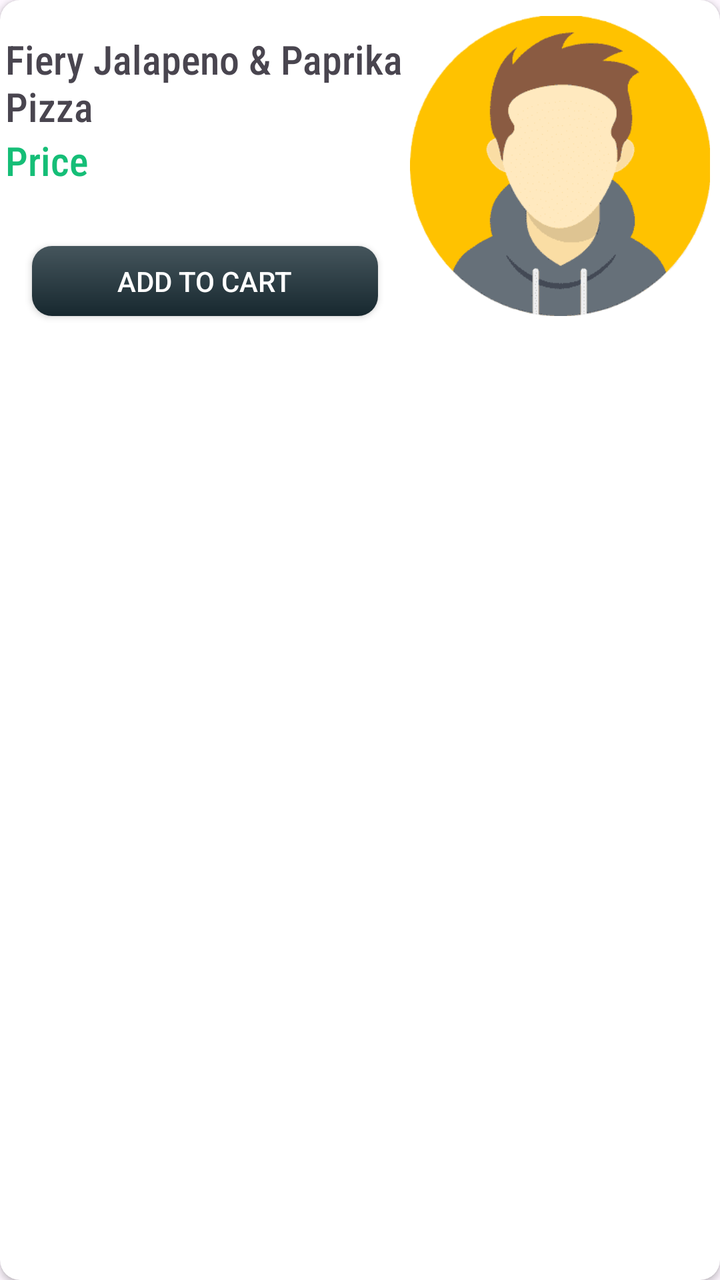
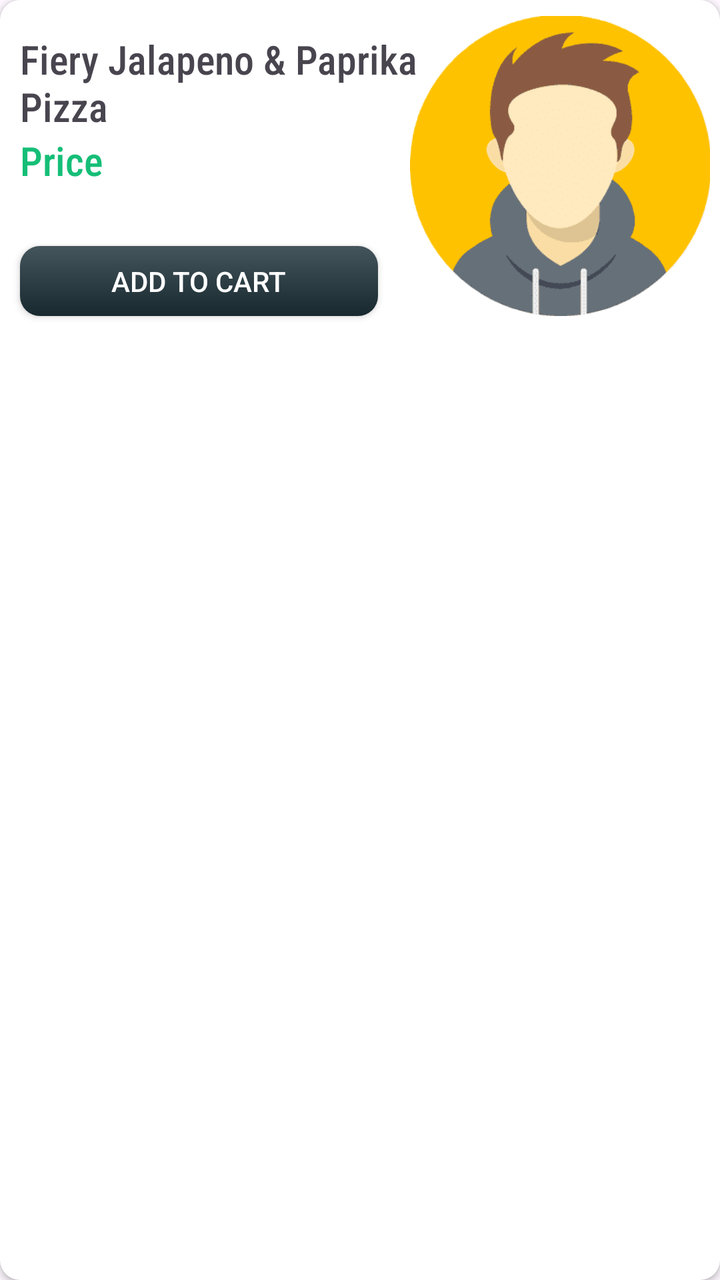

Screens rendered from an Android XML layout before and after an edit, with the pre-edit source and the edit as a unified diff.
<!-- AndroidManifest.xml: application theme Theme.TasteBuds -->
<!-- res/layout/menurvitem.xml -->
<?xml version="1.0" encoding="utf-8"?>
<androidx.cardview.widget.CardView xmlns:android="http://schemas.android.com/apk/res/android"
    xmlns:app="http://schemas.android.com/apk/res-auto"
    xmlns:tools="http://schemas.android.com/tools"
    android:layout_width="match_parent"
    android:layout_height="wrap_content"
    android:layout_marginHorizontal="15dp"
    android:layout_marginBottom="15dp"
    android:elevation="15dp"
    app:cardCornerRadius="10dp">

    <androidx.constraintlayout.widget.ConstraintLayout
        android:layout_width="match_parent"
        android:layout_height="wrap_content">


        <ImageView
            android:id="@+id/menuFoodImage"
            android:layout_width="150dp"
            android:layout_height="150dp"
            android:layout_marginTop="8dp"
            android:layout_marginEnd="5dp"
            android:layout_marginBottom="8dp"
            android:scaleType="centerCrop"
            app:layout_constraintBottom_toBottomOf="parent"
            app:layout_constraintEnd_toEndOf="parent"
            app:layout_constraintTop_toTopOf="parent"
            app:srcCompat="@drawable/maleavatar" />


        <TextView
            android:id="@+id/menuFoodName"
            android:layout_width="wrap_content"
            android:layout_height="wrap_content"
            android:layout_marginTop="8dp"
            android:fontFamily="sans-serif-condensed-medium"
            android:maxWidth="200dp"
            android:text="Fiery Jalapeno &amp; Paprika Pizza"
            android:textSize="20sp"
            app:layout_constraintEnd_toStartOf="@+id/menuFoodImage"
            app:layout_constraintStart_toStartOf="parent"
            app:layout_constraintTop_toTopOf="@+id/menuFoodImage" />

        <TextView
            android:id="@+id/textView9"
            android:layout_width="wrap_content"
            android:layout_height="wrap_content"
            android:fontFamily="sans-serif-condensed-medium"
            android:text="Price"
            android:textColor="#15BE77"
            android:textSize="20sp"
            app:layout_constraintStart_toStartOf="@+id/menuFoodName"
            app:layout_constraintTop_toBottomOf="@+id/menuFoodName" />

        <androidx.appcompat.widget.AppCompatButton
            android:id="@+id/menuAddToCartButton"
            android:layout_width="0dp"
            android:layout_height="35dp"
            android:layout_marginStart="16dp"
            android:layout_marginEnd="16dp"
            android:background="@drawable/start_activity_button"
            android:text="Add To Cart"
            android:textColor="@color/white"
            app:layout_constraintBottom_toBottomOf="@+id/menuFoodImage"
            app:layout_constraintEnd_toStartOf="@+id/menuFoodImage"
            app:layout_constraintStart_toStartOf="parent" />

    </androidx.constraintlayout.widget.ConstraintLayout>

</androidx.cardview.widget.CardView>
<!-- resources referenced by this layout -->
<resources>
  <color name="white">#FFFFFFFF</color>
  <!-- drawable maleavatar: png bitmap (drawable, 14636 bytes) -->
  <!-- drawable start_activity_button (drawable) -->
  <?xml version="1.0" encoding="utf-8"?>
  <shape xmlns:android="http://schemas.android.com/apk/res/android">
  <gradient
      android:startColor="#17282F"
      android:endColor="#45555C"
      android:angle="90"
      />
  <corners
      android:radius="10dp"
      />
  
  </shape>
  <style name="Theme.TasteBuds" parent="Base.Theme.TasteBuds" />
  <style name="Base.Theme.TasteBuds" parent="Theme.Material3.DayNight.NoActionBar">
          
          
      </style>
</resources>

<!-- the commit's change to res/layout/menurvitem.xml (unified diff, before → after) -->
@@ -32,12 +32,12 @@
             android:id="@+id/menuFoodName"
             android:layout_width="wrap_content"
             android:layout_height="wrap_content"
+            android:layout_marginStart="10dp"
             android:layout_marginTop="8dp"
             android:fontFamily="sans-serif-condensed-medium"
             android:maxWidth="200dp"
             android:text="Fiery Jalapeno &amp; Paprika Pizza"
             android:textSize="20sp"
-            app:layout_constraintEnd_toStartOf="@+id/menuFoodImage"
             app:layout_constraintStart_toStartOf="parent"
             app:layout_constraintTop_toTopOf="@+id/menuFoodImage" />
 
@@ -56,14 +56,13 @@
             android:id="@+id/menuAddToCartButton"
             android:layout_width="0dp"
             android:layout_height="35dp"
-            android:layout_marginStart="16dp"
             android:layout_marginEnd="16dp"
             android:background="@drawable/start_activity_button"
             android:text="Add To Cart"
             android:textColor="@color/white"
             app:layout_constraintBottom_toBottomOf="@+id/menuFoodImage"
             app:layout_constraintEnd_toStartOf="@+id/menuFoodImage"
-            app:layout_constraintStart_toStartOf="parent" />
+            app:layout_constraintStart_toStartOf="@+id/menuFoodName" />
 
     </androidx.constraintlayout.widget.ConstraintLayout>
 
